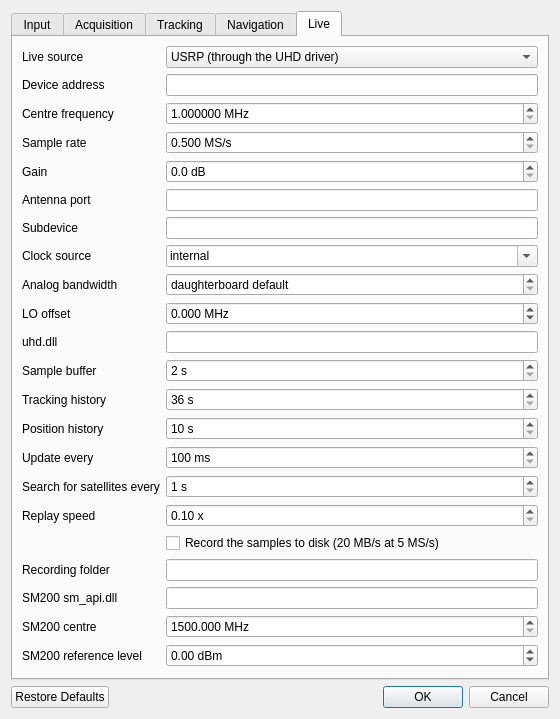
Qt form src/gui/SettingsDialog.ui (mfkiwl/SoftGpsReceiver) before a commit.
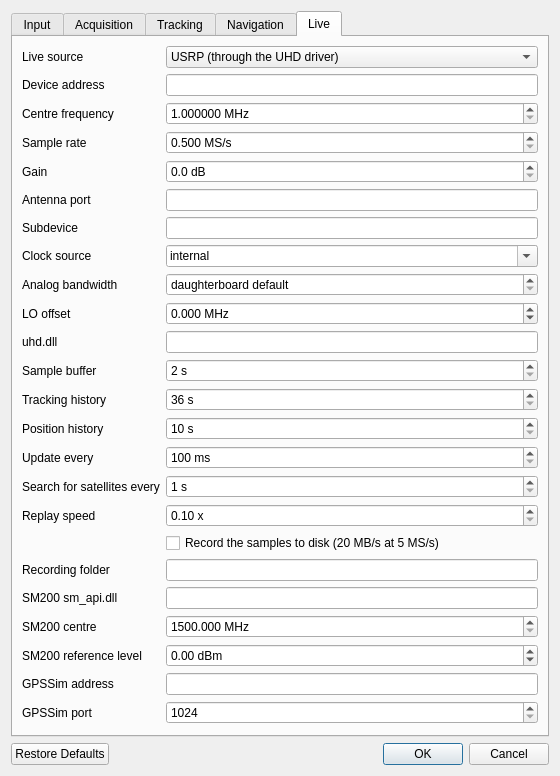
The same form after that commit. The open tabs and pages were chosen to show the change.

```diff
--- a/src/gui/SettingsDialog.ui
+++ b/src/gui/SettingsDialog.ui
@@ -204,6 +204,10 @@
        <item row="17" column="1"><widget class="QCheckBox" name="recordCheck"><property name="text"><string>Record the samples to disk (20 MB/s at 5 MS/s)</string></property></widget></item>
        <item row="18" column="0"><widget class="QLabel" name="recordDirLabel"><property name="text"><string>Recording folder</string></property></widget></item>
        <item row="18" column="1"><widget class="QLineEdit" name="recordDirEdit"/></item>
+       <item row="30" column="0"><widget class="QLabel" name="tcpHostLabel"><property name="text"><string>GPSSim address</string></property></widget></item>
+       <item row="30" column="1"><widget class="QLineEdit" name="tcpHostEdit"/></item>
+       <item row="31" column="0"><widget class="QLabel" name="tcpPortLabel"><property name="text"><string>GPSSim port</string></property></widget></item>
+       <item row="31" column="1"><widget class="QSpinBox" name="tcpPortSpin"><property name="minimum"><number>1024</number></property><property name="maximum"><number>65535</number></property></widget></item>
        <item row="19" column="0"><widget class="QLabel" name="smPathLabel"><property name="text"><string>SM200 sm_api.dll</string></property></widget></item>
        <item row="19" column="1"><widget class="QLineEdit" name="smPathEdit"><property name="toolTip"><string>Path of sm_api.dll from the Signal Hound SDK. Empty = next to the program, then the system path.</string></property></widget></item>
        <item row="20" column="0"><widget class="QLabel" name="smCenterLabel"><property name="text"><string>SM200 centre</string></property></widget></item>
```
Left out of the diff: 1 changed line with no effect on the pictures.
